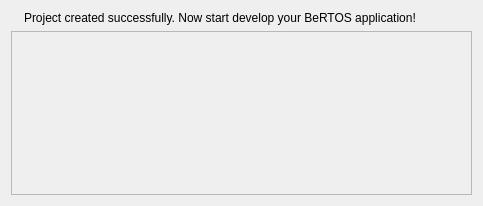
First picture: the form in wizard/ui/final_page.ui, repository imby/STM32VLDiscovery_BeRTOS, before the edit.
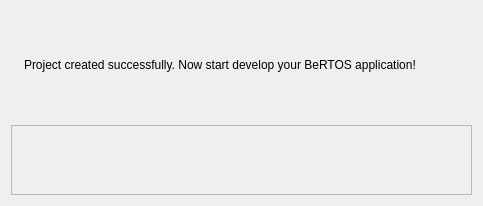
Second picture: the form after the edit. Icons and pictures are not drawn.

The edit to the form file:
```diff
--- a/wizard/ui/final_page.ui
+++ b/wizard/ui/final_page.ui
@@ -49,6 +49,12 @@
    </item>
    <item>
     <widget class="QScrollArea" name="scrollArea">
+     <property name="sizePolicy">
+      <sizepolicy hsizetype="Expanding" vsizetype="Maximum">
+       <horstretch>0</horstretch>
+       <verstretch>0</verstretch>
+      </sizepolicy>
+     </property>
      <property name="widgetResizable">
       <bool>true</bool>
      </property>
```
